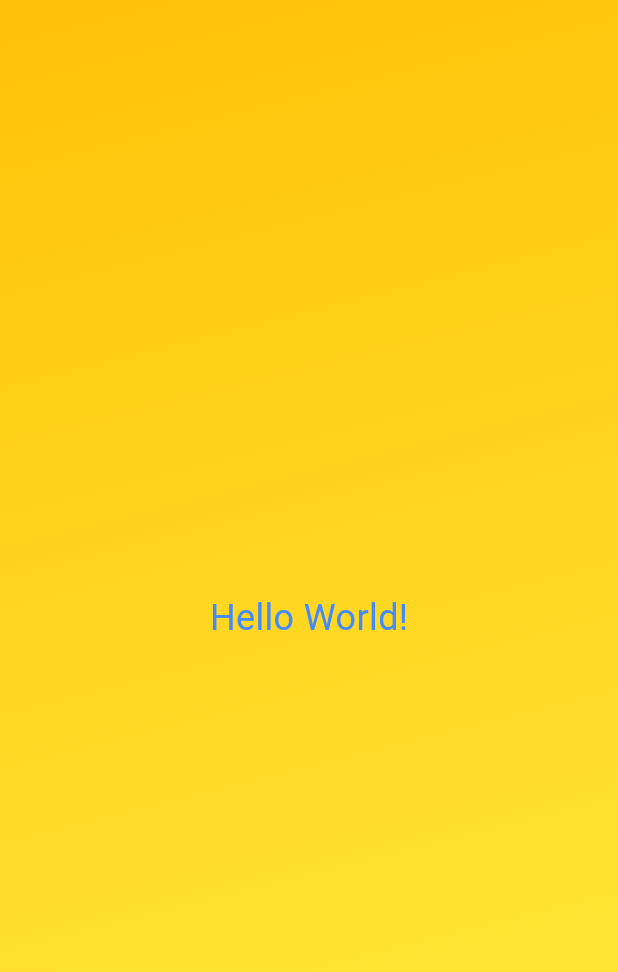
After one commit to thomasbotond/dice-box, a Flutter app: the screen it shows after launch, on a phone screen of 412 x 824 dp. The commit adds this screen. Shown: the top 972 px of the screen. Run offline on Flutter 3.47's test engine with Material 3 defaults, Android fonts, the phone set to English and light mode, and no system bars.

Commit message:
Seperate gradient_container widget from main.dart

```diff
--- /dev/null
+++ b/lib/gradient_container.dart
@@ -0,0 +1,30 @@
+import 'package:flutter/material.dart';
+
+class GradientContainer extends StatelessWidget {
+  const GradientContainer({super.key});
+
+  @override
+  build(context) {
+    return Container(
+      decoration: BoxDecoration(
+        gradient: LinearGradient(
+          begin: Alignment.topLeft,
+          end: Alignment.bottomCenter,
+          colors: [
+            Colors.amber,
+            Colors.yellow,
+          ],
+        ),
+      ),
+      child: Center(
+        child: Text(
+          'Hello World!',
+          style: TextStyle(
+            color: Colors.blueAccent,
+            fontSize: 24,
+          ),
+        ),
+      ),
+    );
+  }
+}
```
Also changed, not shown: lib/main.dart (+3 -22 lines).
